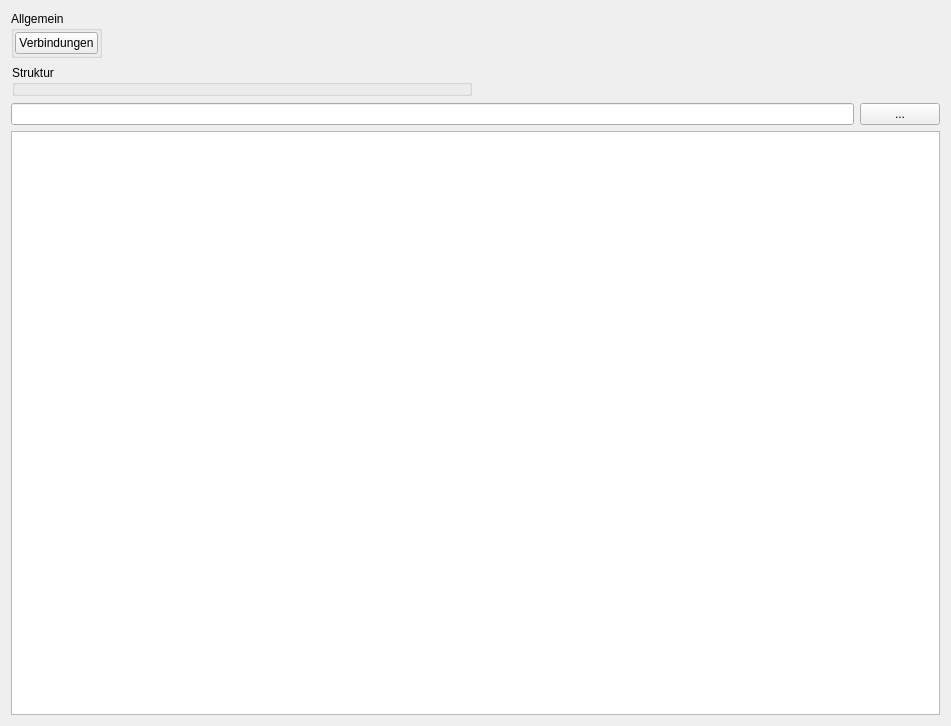
Old version of the form qt/doDBMainWindow/doDBMainWindowUi.ui in the repository stackshadow/copilot.
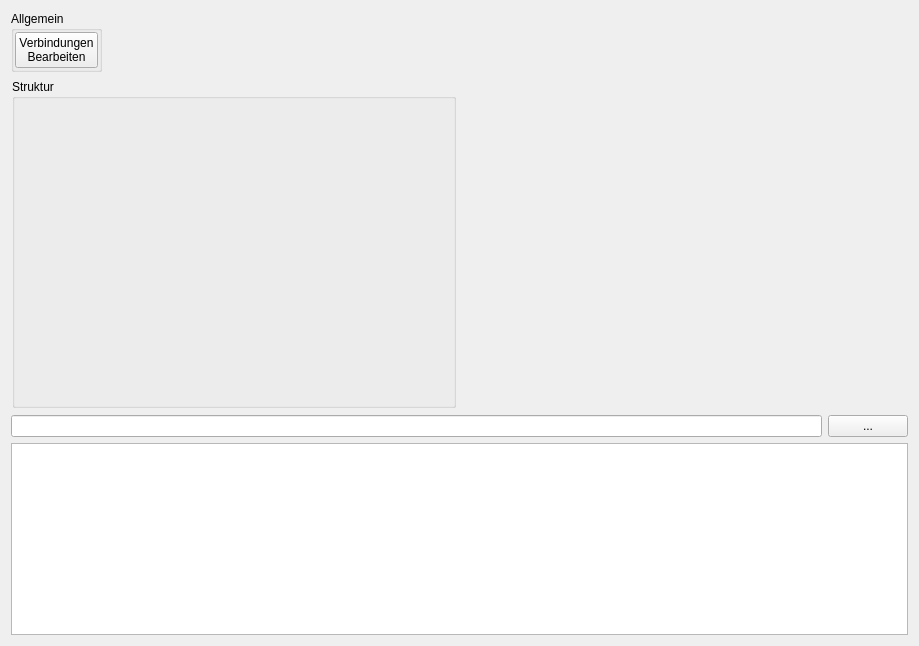
New version of the form.

The edit to the form file:
```diff
--- a/qt/doDBMainWindow/doDBMainWindowUi.ui
+++ b/qt/doDBMainWindow/doDBMainWindowUi.ui
@@ -6,8 +6,8 @@
    <rect>
     <x>0</x>
     <y>0</y>
-    <width>951</width>
-    <height>726</height>
+    <width>919</width>
+    <height>646</height>
    </rect>
   </property>
   <property name="windowTitle">
@@ -67,7 +67,8 @@
            </size>
           </property>
           <property name="text">
-           <string>Verbindungen</string>
+           <string>Verbindungen
+Bearbeiten</string>
           </property>
          </widget>
         </item>
@@ -140,6 +141,12 @@
      </item>
      <item>
       <widget class="QStackedWidget" name="widgetContainerRight">
+       <property name="sizePolicy">
+        <sizepolicy hsizetype="Minimum" vsizetype="Preferred">
+         <horstretch>0</horstretch>
+         <verstretch>0</verstretch>
+        </sizepolicy>
+       </property>
        <widget class="QWidget" name="itemView">
         <layout class="QVBoxLayout" name="verticalLayout_2"/>
        </widget>
@@ -177,7 +184,7 @@
    <item>
     <widget class="QTableWidget" name="historyMessages">
      <property name="sizePolicy">
-      <sizepolicy hsizetype="Minimum" vsizetype="Minimum">
+      <sizepolicy hsizetype="Minimum" vsizetype="Maximum">
        <horstretch>0</horstretch>
        <verstretch>1</verstretch>
       </sizepolicy>
```
Left out of the diff: 3 changed lines with no effect on the pictures.
